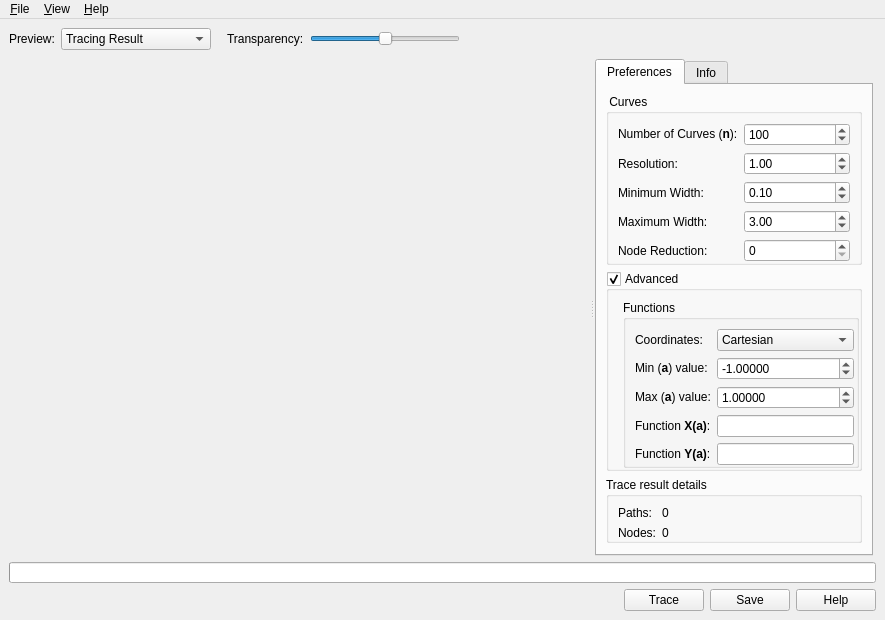
maxim-s-barabash/ZebraTrace, file src/ui_build/mainwindow.ui: the form before one commit.
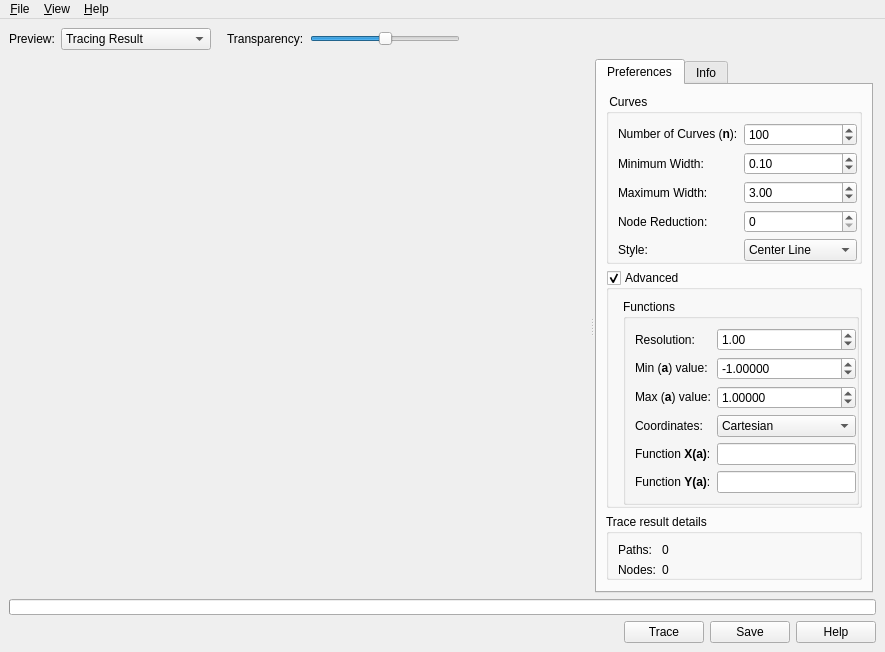
The form after the commit. Icons and pictures are not drawn.

Commit message: Add style curve

What changed in the file:
```diff
--- a/src/ui_build/mainwindow.ui
+++ b/src/ui_build/mainwindow.ui
@@ -7,7 +7,7 @@
     <x>0</x>
     <y>0</y>
     <width>885</width>
-    <height>620</height>
+    <height>596</height>
    </rect>
   </property>
   <property name="windowTitle">
@@ -298,12 +298,15 @@
               <property name="checkable">
                <bool>false</bool>
               </property>
-              <layout class="QHBoxLayout" name="horizontalLayout_2">
+              <layout class="QVBoxLayout" name="verticalLayout_8">
+               <property name="rightMargin">
+                <number>2</number>
+               </property>
                <property name="bottomMargin">
                 <number>0</number>
                </property>
                <item>
-                <layout class="QGridLayout" name="gridLayout" columnstretch="1,3">
+                <layout class="QFormLayout" name="formLayout_3">
                  <item row="0" column="0">
                   <widget class="QLabel" name="label">
                    <property name="text">
@@ -337,39 +340,13 @@
                   </widget>
                  </item>
                  <item row="1" column="0">
-                  <widget class="QLabel" name="label_1">
-                   <property name="text">
-                    <string>Resolution:</string>
-                   </property>
-                  </widget>
-                 </item>
-                 <item row="1" column="1">
-                  <widget class="QDoubleSpinBox" name="curveResolution">
-                   <property name="sizePolicy">
-                    <sizepolicy hsizetype="Preferred" vsizetype="Preferred">
-                     <horstretch>0</horstretch>
-                     <verstretch>0</verstretch>
-                    </sizepolicy>
-                   </property>
-                   <property name="toolTip">
-                    <string>&quot;Number of nodes to calculate per 1 curve&quot; = k * &quot;bitmap width&quot; * resolution, where &quot;k&quot; is variable (a) range to SVG viewbox width ratio (k=1, generally)</string>
-                   </property>
-                   <property name="singleStep">
-                    <double>0.010000000000000</double>
-                   </property>
-                   <property name="value">
-                    <double>1.000000000000000</double>
-                   </property>
-                  </widget>
-                 </item>
-                 <item row="2" column="0">
                   <widget class="QLabel" name="label_2">
                    <property name="text">
                     <string>Minimum Width:</string>
                    </property>
                   </widget>
                  </item>
-                 <item row="2" column="1">
+                 <item row="1" column="1">
                   <widget class="QDoubleSpinBox" name="curveWidthMin">
                    <property name="sizePolicy">
                     <sizepolicy hsizetype="Preferred" vsizetype="Preferred">
@@ -391,14 +368,14 @@
                    </property>
                   </widget>
                  </item>
-                 <item row="3" column="0">
+                 <item row="2" column="0">
                   <widget class="QLabel" name="label_3">
                    <property name="text">
                     <string>Maximum Width:</string>
                    </property>
                   </widget>
                  </item>
-                 <item row="3" column="1">
+                 <item row="2" column="1">
                   <widget class="QDoubleSpinBox" name="curveWidthMax">
                    <property name="sizePolicy">
                     <sizepolicy hsizetype="Preferred" vsizetype="Preferred">
@@ -420,14 +397,14 @@
                    </property>
                   </widget>
                  </item>
-                 <item row="4" column="0">
+                 <item row="3" column="0">
                   <widget class="QLabel" name="label_8">
                    <property name="text">
                     <string>Node Reduction:</string>
                    </property>
                   </widget>
                  </item>
-                 <item row="4" column="1">
+                 <item row="3" column="1">
                   <widget class="QSpinBox" name="nodeReduction">
                    <property name="sizePolicy">
                     <sizepolicy hsizetype="Preferred" vsizetype="Preferred">
@@ -452,6 +429,42 @@
                    </property>
                   </widget>
                  </item>
+                 <item row="4" column="0">
+                  <widget class="QLabel" name="label_10">
+                   <property name="text">
+                    <string>Style:</string>
+                   </property>
+                  </widget>
+                 </item>
+                 <item row="4" column="1">
+                  <widget class="QComboBox" name="curveStyle">
+                   <item>
+                    <property name="text">
+                     <string>Center Line</string>
+                    </property>
+                   </item>
+                   <item>
+                    <property name="text">
+                     <string>Left End</string>
+                    </property>
+                   </item>
+                   <item>
+                    <property name="text">
+                     <string>Right End</string>
+                    </property>
+                   </item>
+                   <item>
+                    <property name="text">
+                     <string>Left Line</string>
+                    </property>
+                   </item>
+                   <item>
+                    <property name="text">
+                     <string>Right Line</string>
+                    </property>
+                   </item>
+                  </widget>
+                 </item>
                 </layout>
                </item>
               </layout>
@@ -503,34 +516,36 @@
                    <property name="checked">
                     <bool>false</bool>
                    </property>
-                   <layout class="QVBoxLayout" name="verticalLayout_2">
+                   <layout class="QHBoxLayout" name="horizontalLayout_2">
                     <property name="rightMargin">
-                     <number>2</number>
-                    </property>
-                    <property name="bottomMargin">
                      <number>0</number>
                     </property>
                     <item>
                      <layout class="QFormLayout" name="formLayout">
                       <item row="0" column="0">
-                       <widget class="QLabel" name="label_9">
+                       <widget class="QLabel" name="label_1">
                         <property name="text">
-                         <string>Coordinates:</string>
+                         <string>Resolution:</string>
                         </property>
                        </widget>
                       </item>
                       <item row="0" column="1">
-                       <widget class="QComboBox" name="coordSystem">
-                        <item>
-                         <property name="text">
-                          <string>Cartesian</string>
-                         </property>
-                        </item>
-                        <item>
-                         <property name="text">
-                          <string>Polar</string>
-                         </property>
-                        </item>
+                       <widget class="QDoubleSpinBox" name="resolution">
+                        <property name="sizePolicy">
+                         <sizepolicy hsizetype="Preferred" vsizetype="Preferred">
+                          <horstretch>0</horstretch>
+                          <verstretch>0</verstretch>
+                         </sizepolicy>
+                        </property>
+                        <property name="toolTip">
+                         <string>&quot;Number of nodes to calculate per 1 curve&quot; = k * &quot;bitmap width&quot; * resolution, where &quot;k&quot; is variable (a) range to SVG viewbox width ratio (k=1, generally)</string>
+                        </property>
+                        <property name="singleStep">
+                         <double>0.010000000000000</double>
+                        </property>
+                        <property name="value">
+                         <double>1.000000000000000</double>
+                        </property>
                        </widget>
                       </item>
                       <item row="1" column="0">
@@ -604,13 +619,34 @@
                        </widget>
                       </item>
                       <item row="3" column="0">
+                       <widget class="QLabel" name="label_9">
+                        <property name="text">
+                         <string>Coordinates:</string>
+                        </property>
+                       </widget>
+                      </item>
+                      <item row="3" column="1">
+                       <widget class="QComboBox" name="coordSystem">
+                        <item>
+                         <property name="text">
+                          <string>Cartesian</string>
+                         </property>
+                        </item>
+                        <item>
+                         <property name="text">
+                          <string>Polar</string>
+                         </property>
+                        </item>
+                       </widget>
+                      </item>
+                      <item row="4" column="0">
                        <widget class="QLabel" name="label_6">
                         <property name="text">
                          <string>Function &lt;b&gt;X(a)&lt;/b&gt;:</string>
                         </property>
                        </widget>
                       </item>
-                      <item row="3" column="1">
+                      <item row="4" column="1">
                        <widget class="QLineEdit" name="lineEditX">
                         <property name="sizePolicy">
                          <sizepolicy hsizetype="Preferred" vsizetype="Preferred">
@@ -626,14 +662,14 @@
                         </property>
                        </widget>
                       </item>
-                      <item row="4" column="0">
+                      <item row="5" column="0">
                        <widget class="QLabel" name="label_7">
                         <property name="text">
                          <string>Function &lt;b&gt;Y(a)&lt;/b&gt;:</string>
                         </property>
                        </widget>
                       </item>
-                      <item row="4" column="1">
+                      <item row="5" column="1">
                        <widget class="QLineEdit" name="lineEditY">
                         <property name="sizePolicy">
                          <sizepolicy hsizetype="Preferred" vsizetype="Preferred">
@@ -714,7 +750,7 @@
               <property name="sizeHint" stdset="0">
                <size>
                 <width>20</width>
-                <height>0</height>
+                <height>40</height>
                </size>
               </property>
              </spacer>
```
Left out of the diff: 6 changed lines with no effect on the pictures. The commit also changes 6 other files.
